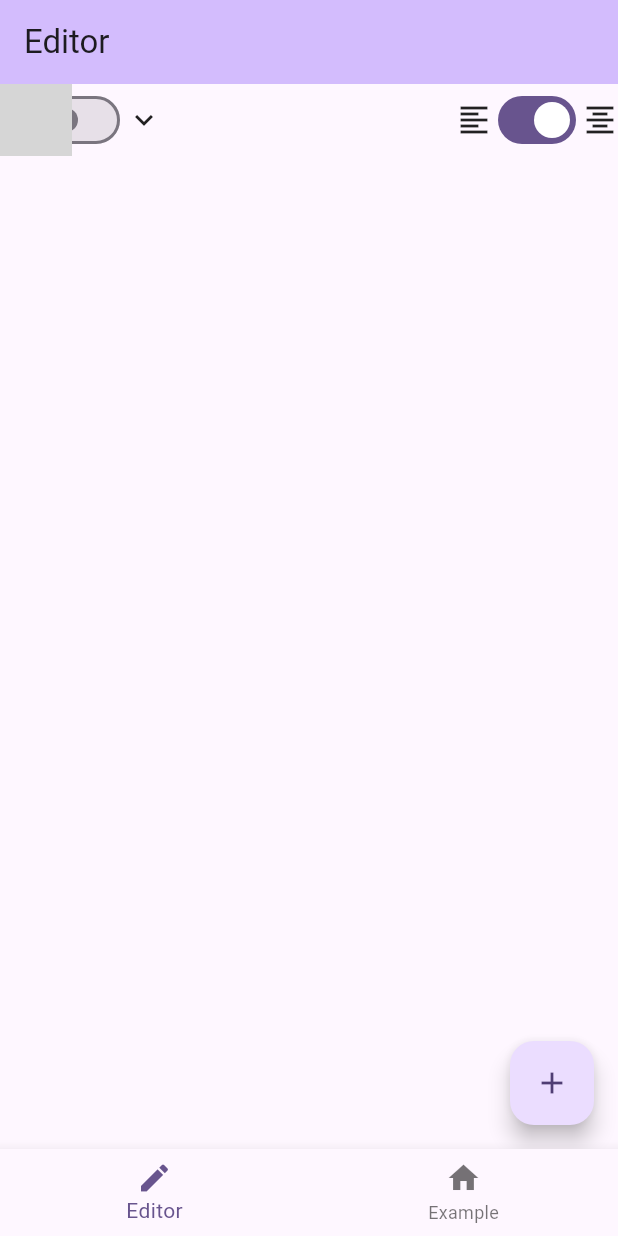
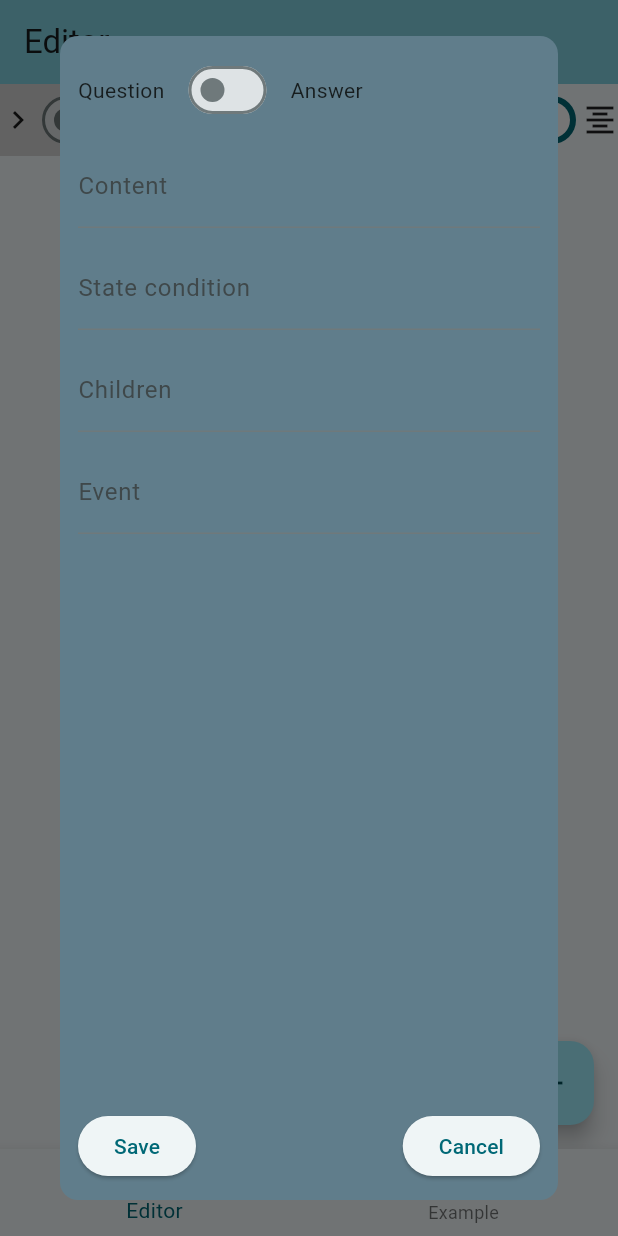
Before and after one commit to egristmin/game_dialogue_system, a Flutter app: the screen it shows after launch, after a tap on the "add" icon, on a phone screen of 412 x 824 dp. Run offline on Flutter 3.47's test engine with Material 3 defaults, Android fonts, the phone set to English and light mode, and no system bars; missing offline and left inert: graphite; grey boxes are pictures that could not be loaded.

Commit message:
editor WIP

```diff
--- a/example/lib/editor/dialogue_editor_node.dart
+++ b/example/lib/editor/dialogue_editor_node.dart
@@ -3,8 +3,15 @@ import 'package:graphite/graphite.dart';
 
 class DialogueEditorNode extends NodeInput {
   DialogueEditorNode(
-      {this.answer, this.question, required super.id, required super.next});
+      {required this.type,
+      this.answer,
+      this.question,
+      required super.id,
+      required super.next});
 
-  Answer? answer;
-  Question? question;
+  final Answer? answer;
+  final Question? question;
+  final DialogueNodeType type;
 }
+
+enum DialogueNodeType { answer, question }
--- a/example/lib/editor/editor.dart
+++ b/example/lib/editor/editor.dart
@@ -1,3 +1,4 @@
+import 'package:example/editor/update_node_dialog.dart';
 import 'package:flutter/material.dart';
 import 'package:graphite/graphite.dart';
 
@@ -31,18 +32,8 @@ class Editor extends StatefulWidget {
 
 class EditorState extends State<Editor> {
   final List<DialogueEditorNode> nodes = [
-    DialogueEditorNode(id: 'helloPlayer', next: [
-      EdgeInput(outcome: 'polite'),
-      EdgeInput(outcome: 'rude'),
-    ]),
-    DialogueEditorNode(id: 'polite', next: [
-      EdgeInput(outcome: 'happy'),
-    ]),
-    DialogueEditorNode(id: 'rude', next: [
-      EdgeInput(outcome: 'anger'),
-    ]),
-    DialogueEditorNode(id: 'anger', next: []),
-    DialogueEditorNode(id: 'happy', next: [])
+    DialogueEditorNode(
+        type: DialogueNodeType.answer, id: 'initialNode', next: []),
   ];
   bool _isVertical = false;
   bool _isCentered = true;
@@ -51,14 +42,15 @@ class EditorState extends State<Editor> {
   Widget build(BuildContext context) {
     return Scaffold(
       floatingActionButton:
-          FloatingActionButton(child: const Icon(Icons.add), onPressed: () {}),
+          FloatingActionButton(child: const Icon(Icons.add), onPressed: () {      showDialog(
+              context: context, builder: (context) => UpdateNodeDialog());}),
       body: Stack(
         children: [
           InteractiveViewer(
             constrained: false,
             child: DirectGraph(
               onNodeTapDown: (_, node, __) {
-                print(node.id);
+
               },
               list: nodes,
               defaultCellSize: const Size(100.0, 100.0),
--- /dev/null
+++ b/example/lib/editor/update_node_dialog.dart
@@ -0,0 +1,102 @@
+import 'package:example/editor/dialogue_editor_node.dart';
+import 'package:flutter/material.dart';
+
+class UpdateNodeDialog extends StatefulWidget {
+  const UpdateNodeDialog({this.initialNode, super.key});
+
+  final DialogueEditorNode? initialNode;
+
+  @override
+  State<UpdateNodeDialog> createState() => _UpdateNodeDialogState();
+}
+
+class _UpdateNodeDialogState extends State<UpdateNodeDialog> {
+  bool isQuestion = false;
+  final Map<String, TextEditingController> controllers = {
+    'content': TextEditingController(),
+    'stateCondition': TextEditingController(),
+    'children': TextEditingController(),
+    'eventOrPriority': TextEditingController(),
+  };
+
+  @override
+  Widget build(BuildContext context) {
+    return Dialog(
+      child: Container(
+        decoration: BoxDecoration(
+            color: Colors.blueGrey, borderRadius: BorderRadius.circular(12)),
+        padding: const EdgeInsets.all(12),
+        child: Scaffold(
+          backgroundColor: Colors.blueGrey,
+          body: SingleChildScrollView(
+            child: Column(
+              spacing: 12,
+              children: [
+                Row(
+                  spacing: 12,
+                  children: [
+                    Text('Question'),
+                    Switch(
+                        value: isQuestion,
+                        onChanged: (value) => setState(() {
+                              isQuestion = value;
+                            })),
+                    Text('Answer'),
+                  ],
+                ),
+                TextFormField(
+                  controller: controllers['content'],
+                  decoration: InputDecoration(labelText: 'Content'),
+                ),
+                TextFormField(
+                  controller: controllers['stateCondition'],
+                  decoration: InputDecoration(labelText: 'State condition'),
+                ),
+                TextFormField(
+                  controller: controllers['children'],
+                  decoration: InputDecoration(labelText: 'Children'),
+                ),
+                TextFormField(
+                  controller: controllers['eventOrPriority'],
+                  decoration: InputDecoration(
+                      labelText: isQuestion ? 'Priority' : 'Event'),
+                ),
+              ],
+            ),
+          ),
+          bottomNavigationBar: Row(
+            mainAxisAlignment: MainAxisAlignment.spaceBetween,
+            children: [
+              ElevatedButton(
+                onPressed: () {
+                  Navigator.pop(context, null);
+                },
+                child: Text('Save'),
+              ),
+              ElevatedButton(
+                onPressed: () {
+                  Navigator.pop(context, null);
+                },
+                child: Text('Cancel'),
+              )
+            ],
+          ),
+        ),
+      ),
+    );
+  }
+
+  @override
+  void dispose() {
+    for (final controller in controllers.values) {
+      controller.dispose();
+    }
+    super.dispose();
+  }
+}
+//Answer
+// finishDialogue
+
+// Question
+
+// isIntro
--- a/example/lib/main.dart
+++ b/example/lib/main.dart
@@ -14,7 +14,7 @@ class MyApp extends StatelessWidget {
     return MaterialApp(
       title: 'Dialogue System Example',
       theme: ThemeData(
-        colorScheme: ColorScheme.fromSeed(seedColor: Colors.deepPurple),
+        colorScheme: ColorScheme.fromSeed(seedColor: Colors.cyan),
         useMaterial3: true,
       ),
       home: const DialogueEditor(),
```
